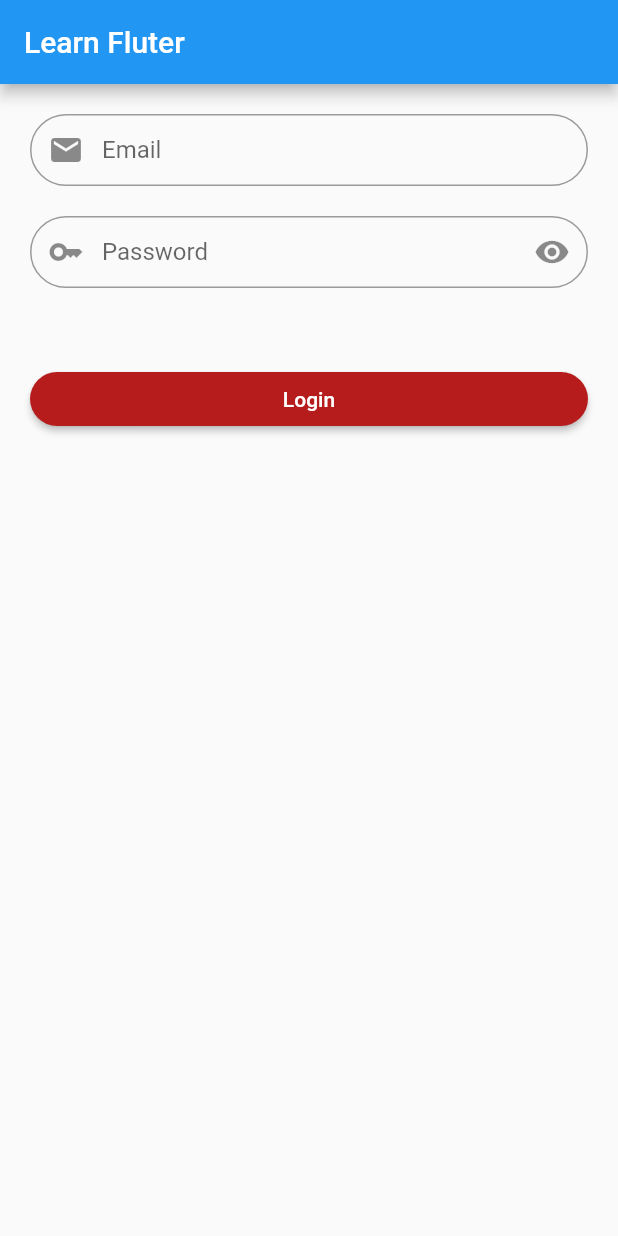
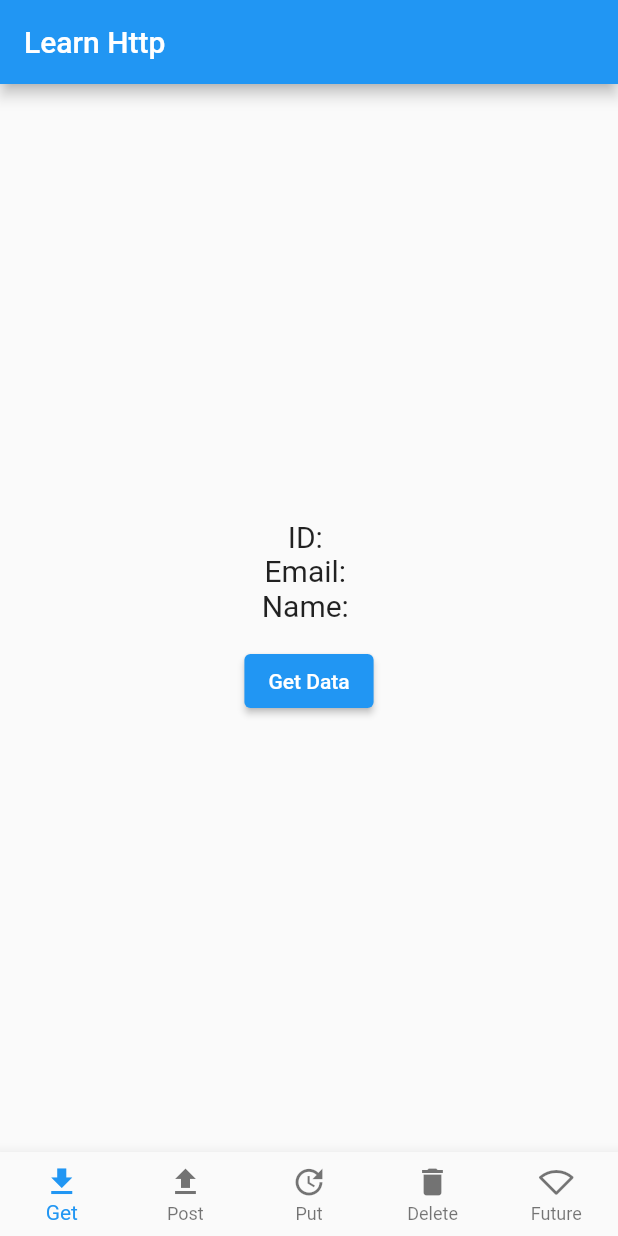
Before and after one commit to Syarif93/learning-flutter, a Flutter app: the screen it shows after launch, on a phone screen of 412 x 824 dp. Run offline on Flutter 3.47's test engine with Material 2 defaults, Android fonts, the phone set to English and light mode, and no system bars.

Commit message:
add learn http screen

```diff
--- a/lib/main.dart
+++ b/lib/main.dart
@@ -1,5 +1,5 @@
 import 'package:flutter/material.dart';
-import 'package:learn_flutter/widgets/sceens/learn_text_field.dart';
+import 'package:learn_flutter/widgets/screens/learn_http/learn_http.dart';
 
 void main() {
   runApp(const MyApp());
@@ -11,7 +11,7 @@ class MyApp extends StatelessWidget {
   @override
   Widget build(BuildContext context) {
     return const MaterialApp(
-      home: LearnTextField(),
+      home: LearnHttp(),
     );
   }
 }
--- /dev/null
+++ b/lib/widgets/screens/learn_http/http_get.dart
@@ -0,0 +1,75 @@
+// ignore_for_file: avoid_print
+
+import 'dart:convert';
+
+import 'package:flutter/material.dart';
+import 'package:http/http.dart' as http;
+
+class HttpGet extends StatefulWidget {
+  const HttpGet({Key? key}) : super(key: key);
+
+  @override
+  State<HttpGet> createState() => _HttpGetState();
+}
+
+class _HttpGetState extends State<HttpGet> {
+  late String id;
+  late String email;
+  late String name;
+
+  @override
+  void initState() {
+    id = "";
+    email = "";
+    name = "";
+    id = "";
+    super.initState();
+  }
+
+  @override
+  Widget build(BuildContext context) {
+    return Column(
+      mainAxisAlignment: MainAxisAlignment.center,
+      children: [
+        Text(
+          "ID: $id",
+          style: const TextStyle(
+            fontSize: 20,
+          ),
+        ),
+        Text(
+          "Email: $email",
+          style: const TextStyle(
+            fontSize: 20,
+          ),
+        ),
+        Text(
+          "Name: $name",
+          style: const TextStyle(
+            fontSize: 20,
+          ),
+        ),
+        const SizedBox(height: 15),
+        ElevatedButton(
+          onPressed: () async {
+            var response =
+                await http.get(Uri.parse("https://reqres.in/api/users/2"));
+            if (response.statusCode == 200) {
+              Map<String, dynamic> data =
+                  json.decode(response.body) as Map<String, dynamic>;
+              setState(() {
+                id = data['data']['id'].toString();
+                email = data['data']['email'].toString();
+                name =
+                    "${data['data']['first_name']} ${data['data']['last_name']}";
+              });
+            } else {
+              print("Error ${response.statusCode}");
+            }
+          },
+          child: const Text("Get Data"),
+        )
+      ],
+    );
+  }
+}
--- /dev/null
+++ b/lib/widgets/screens/learn_http/learn_http.dart
@@ -0,0 +1,70 @@
+import 'package:flutter/material.dart';
+import 'package:learn_flutter/widgets/screens/learn_http/future_builder.dart';
+import 'package:learn_flutter/widgets/screens/learn_http/http_delete.dart';
+import 'package:learn_flutter/widgets/screens/learn_http/http_get.dart';
+import 'package:learn_flutter/widgets/screens/learn_http/http_post.dart';
+import 'package:learn_flutter/widgets/screens/learn_http/htttp_put.dart';
+
+class LearnHttp extends StatefulWidget {
+  const LearnHttp({Key? key}) : super(key: key);
+
+  @override
+  State<LearnHttp> createState() => _LearnHttpState();
+}
+
+class _LearnHttpState extends State<LearnHttp> {
+  int _selectedIndex = 0;
+
+  static const List<Widget> _widgetOptions = <Widget>[
+    HttpGet(),
+    HttpPost(),
+    HttpPut(),
+    HttpDelete(),
+    HttpFutureBuilder()
+  ];
+
+  void _onItemTapped(int index) {
+    setState(() {
+      _selectedIndex = index;
+    });
+  }
+
+  @override
+  Widget build(BuildContext context) {
+    return Scaffold(
+      appBar: AppBar(
+        title: const Text("Learn Http"),
+      ),
+      body: Center(
+        child: _widgetOptions.elementAt(_selectedIndex),
+      ),
+      bottomNavigationBar: BottomNavigationBar(
+        items: const <BottomNavigationBarItem>[
+          BottomNavigationBarItem(
+            icon: Icon(Icons.download),
+            label: "Get",
+          ),
+          BottomNavigationBarItem(
+            icon: Icon(Icons.upload),
+            label: "Post",
+          ),
+          BottomNavigationBarItem(
+            icon: Icon(Icons.update),
+            label: "Put",
+          ),
+          BottomNavigationBarItem(
+            icon: Icon(Icons.delete),
+            label: "Delete",
+          ),
+          BottomNavigationBarItem(
+            icon: Icon(Icons.signal_wifi_0_bar_rounded),
+            label: "Future",
+          ),
+        ],
+        currentIndex: _selectedIndex,
+        onTap: _onItemTapped,
+        type: BottomNavigationBarType.fixed,
+      ),
+    );
+  }
+}
--- a/lib/widgets/sceens/learn_text_field.dart
+++ b/lib/widgets/screens/learn_text_field.dart
@@ -21,7 +21,7 @@ class _LearnTextFieldState extends State<LearnTextField> {
   Widget build(BuildContext context) {
     return Scaffold(
       appBar: AppBar(
-        title: const Text("Learn Fluter"),
+        title: const Text("Learn Text Field"),
       ),
       body: ListView(
         padding: const EdgeInsets.all(20),
```
Also changed, not shown: lib/models/user_model.dart (added, +41 -0 lines), lib/widgets/screens/learn_http/future_builder.dart (added, +59 -0 lines), lib/widgets/screens/learn_http/http_delete.dart (added, +44 -0 lines), lib/widgets/screens/learn_http/http_post.dart (added, +72 -0 lines), lib/widgets/screens/learn_http/htttp_put.dart (added, +95 -0 lines), pubspec.yaml (+4 -12 lines), pubspec.lock.
